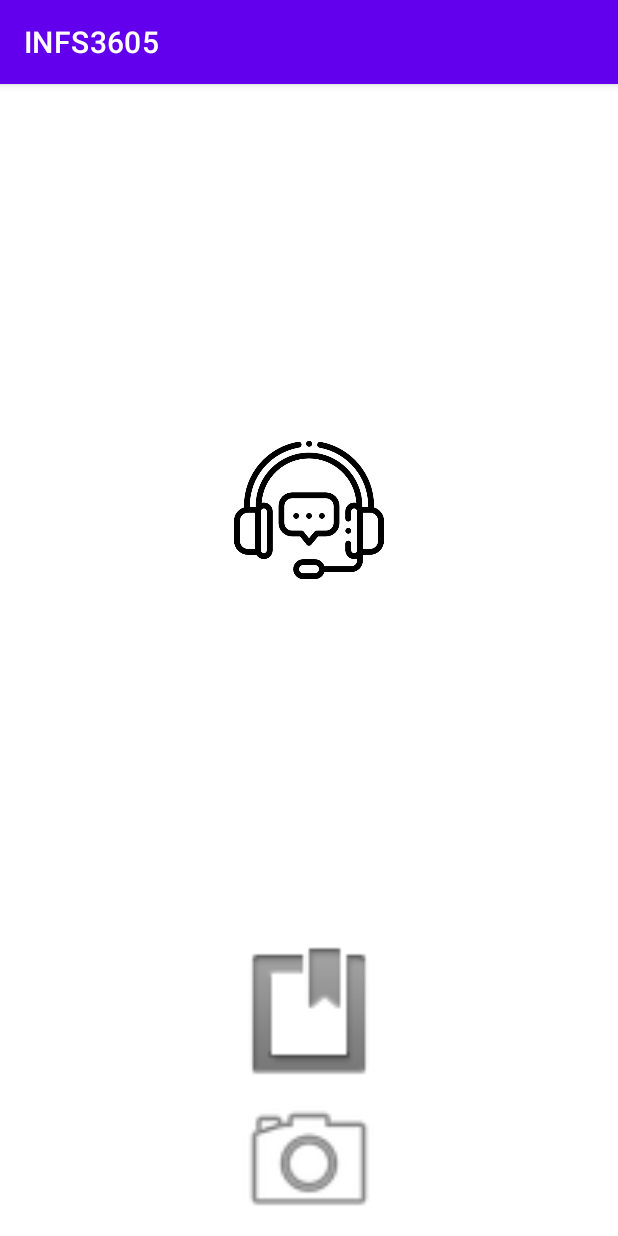
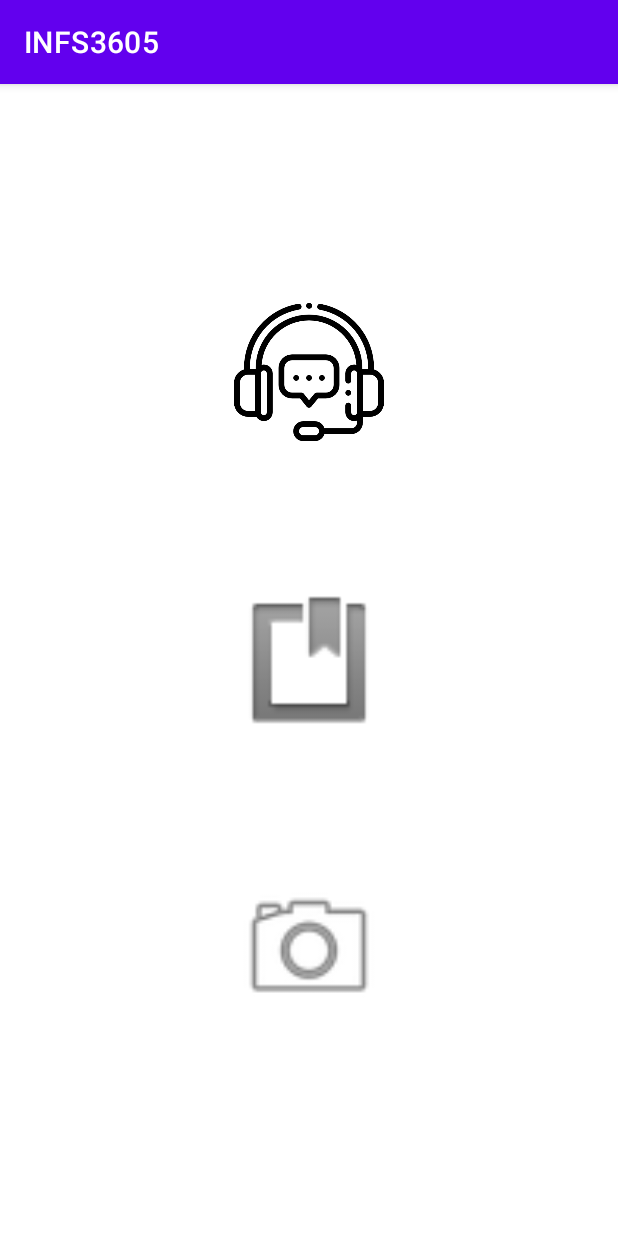
Before and after one commit to natseeto/INFS3605-Eugene, an Android app: the screen it shows after launch (MainActivity), on a phone screen of 412 x 824 dp. Run offline under Robolectric (Android 15) with nearby library versions, the phone set to English and light mode, and no system bars.

Commit message:
explore bugfix 7/04
minor UI change, emulater test

```diff
--- a/app/src/main/res/layout/activity_main.xml
+++ b/app/src/main/res/layout/activity_main.xml
@@ -10,28 +10,36 @@
         android:id="@+id/xCam"
         android:layout_width="100dp"
         android:layout_height="100dp"
+        android:layout_marginTop="50dp"
+        android:layout_marginBottom="100dp"
         app:layout_constraintBottom_toBottomOf="parent"
         app:layout_constraintEnd_toEndOf="parent"
         app:layout_constraintStart_toStartOf="parent"
+        app:layout_constraintTop_toBottomOf="@+id/xExplore"
         app:srcCompat="@android:drawable/ic_menu_camera" />
 
     <ImageView
         android:id="@+id/xBot"
         android:layout_width="100dp"
         android:layout_height="100dp"
+        android:layout_marginTop="100dp"
         app:layout_constraintBottom_toTopOf="@+id/xExplore"
         app:layout_constraintEnd_toEndOf="parent"
+        app:layout_constraintHorizontal_bias="0.501"
         app:layout_constraintStart_toStartOf="parent"
         app:layout_constraintTop_toTopOf="parent"
+        app:layout_constraintVertical_bias="0.276"
         app:srcCompat="@drawable/icon_robot" />
 
     <ImageView
         android:id="@+id/xExplore"
         android:layout_width="100dp"
         android:layout_height="100dp"
+        android:layout_marginTop="50dp"
         app:layout_constraintBottom_toTopOf="@+id/xCam"
         app:layout_constraintEnd_toEndOf="parent"
         app:layout_constraintStart_toStartOf="parent"
+        app:layout_constraintTop_toBottomOf="@+id/xBot"
         app:srcCompat="@android:drawable/ic_input_get" />
 
 </androidx.constraintlayout.widget.ConstraintLayout>
--- a/app/src/main/res/values/strings.xml
+++ b/app/src/main/res/values/strings.xml
@@ -21,7 +21,7 @@
         <item>Enters a system looking like one thing, does another</item>
         <item>Encrypting data and demanding a ransom to unencrypt</item>
         <item>Distributed Denial of Service attack to crash systems</item>
-        <item>Make it more difficult to b e hacked</item>
+        <item>Make it harder to be hacked</item>
 
     </string-array>
 </resources>
```
